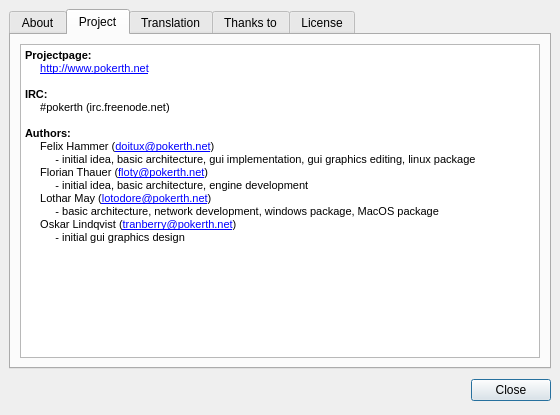
pokerth/pokerth, file src/gui/qt/aboutpokerth.ui: the form before one commit.
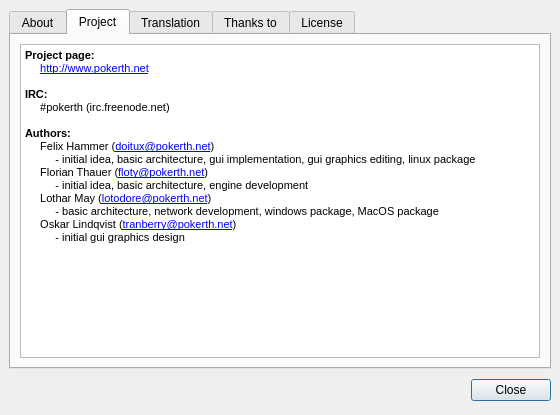
The form after the commit. The open tabs and pages were chosen to show the change.

The edit to the form file:
```diff
--- a/src/gui/qt/aboutpokerth.ui
+++ b/src/gui/qt/aboutpokerth.ui
@@ -125,7 +125,7 @@
 &lt;html&gt;&lt;head&gt;&lt;meta name=&quot;qrichtext&quot; content=&quot;1&quot; /&gt;&lt;style type=&quot;text/css&quot;&gt;
 p, li { white-space: pre-wrap; }
 &lt;/style&gt;&lt;/head&gt;&lt;body style=&quot; font-family:'Nimbus Sans L'; font-size:8pt; font-weight:400; font-style:normal;&quot;&gt;
-&lt;p style=&quot; margin-top:0px; margin-bottom:0px; margin-left:0px; margin-right:0px; -qt-block-indent:0; text-indent:0px;&quot;&gt;&lt;span style=&quot; font-family:'Sans Serif'; font-weight:600;&quot;&gt;Projectpage: &lt;/span&gt;&lt;/p&gt;
+&lt;p style=&quot; margin-top:0px; margin-bottom:0px; margin-left:0px; margin-right:0px; -qt-block-indent:0; text-indent:0px;&quot;&gt;&lt;span style=&quot; font-family:'Sans Serif'; font-weight:600;&quot;&gt;Project page: &lt;/span&gt;&lt;/p&gt;
 &lt;p style=&quot; margin-top:0px; margin-bottom:0px; margin-left:0px; margin-right:0px; -qt-block-indent:0; text-indent:0px;&quot;&gt;&lt;span style=&quot; font-family:'Sans Serif';&quot;&gt;     &lt;/span&gt;&lt;a href=&quot;http://www.pokerth.net&quot;&gt;&lt;span style=&quot; font-family:'Sans Serif'; text-decoration: underline; color:#0000ff;&quot;&gt;http://www.pokerth.net&lt;/span&gt;&lt;/a&gt;&lt;/p&gt;
 &lt;p style=&quot;-qt-paragraph-type:empty; margin-top:0px; margin-bottom:0px; margin-left:0px; margin-right:0px; -qt-block-indent:0; text-indent:0px; font-family:'Sans Serif';&quot;&gt;&lt;/p&gt;
 &lt;p style=&quot; margin-top:0px; margin-bottom:0px; margin-left:0px; margin-right:0px; -qt-block-indent:0; text-indent:0px;&quot;&gt;&lt;span style=&quot; font-family:'Sans Serif'; font-weight:600;&quot;&gt;IRC: &lt;/span&gt;&lt;/p&gt;
```
